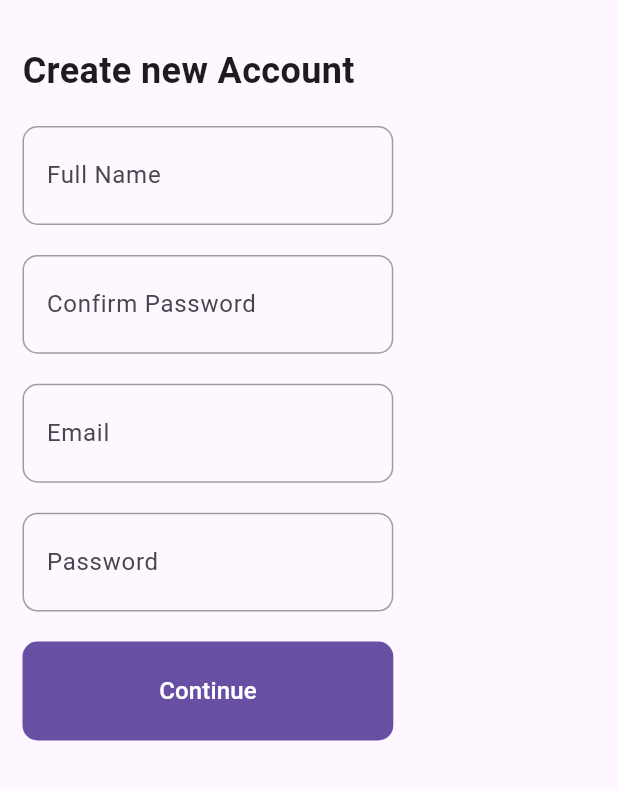
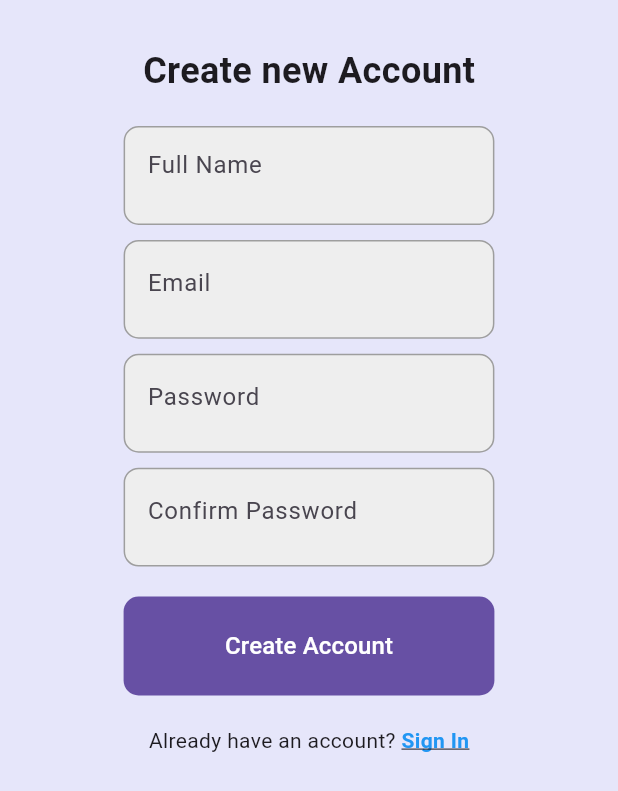
Before and after one commit to luqmanmatloob/polling-app-client, a Flutter app: the screen it shows after launch, after a tap on "Register", on a phone screen of 412 x 824 dp. Shown: the top 791 px of the screen. Run offline on Flutter 3.47's test engine with Material 3 defaults, Android fonts, the phone set to English and light mode, and no system bars.

Commit message:
Login screens changes

```diff
--- a/lib/UserScreen/first.dart
+++ b/lib/UserScreen/first.dart
@@ -1,7 +1,6 @@
 import 'package:flutter/material.dart';
-import 'package:polling_app/UserScreen/register_login.dart';
-
 import 'log_in.dart';
+import 'register_login.dart';
 
 class UserLogin extends StatefulWidget {
   const UserLogin({super.key});
--- a/lib/UserScreen/register_login.dart
+++ b/lib/UserScreen/register_login.dart
@@ -1,15 +1,30 @@
 import 'package:flutter/material.dart';
+import 'package:polling_app/UserScreen/log_in.dart';
+import 'package:polling_app/Userprofile/user_home.dart';
 
 class RegisterLogin extends StatefulWidget {
   const RegisterLogin({super.key});
 
   @override
   State<StatefulWidget> createState() {
-    return _Userloginstate();
+    return _UserLoginState();
   }
 }
 
-class _Userloginstate extends State<RegisterLogin> {
+class _UserLoginState extends State<RegisterLogin> {
+  final _formKey = GlobalKey<FormState>();
+
+  final TextEditingController _fullNameController = TextEditingController();
+  final TextEditingController _emailController = TextEditingController();
+  final TextEditingController _passwordController = TextEditingController();
+  final TextEditingController _confirmPasswordController =
+      TextEditingController();
+
+  String? _fullNameError;
+  String? _emailError;
+  String? _passwordError;
+  String? _confirmPasswordError;
+
   @override
   Widget build(BuildContext context) {
     double screenWidth = MediaQuery.of(context).size.width;
@@ -19,11 +34,13 @@ class _Userloginstate extends State<RegisterLogin> {
     double fieldHeight = screenHeight * 0.08;
 
     return Scaffold(
+      backgroundColor: const Color(0xFFE6E6FA),
       body: Padding(
         padding: const EdgeInsets.symmetric(horizontal: 15.0),
+        child: Form(
+          key: _formKey,
           child: Column(
-          mainAxisAlignment: MainAxisAlignment.start,
-          crossAxisAlignment: CrossAxisAlignment.start,
+            crossAxisAlignment: CrossAxisAlignment.center,
             children: [
               const SizedBox(height: 30),
               const Text(
@@ -34,76 +51,107 @@ class _Userloginstate extends State<RegisterLogin> {
               Container(
                 width: fieldWidth,
                 height: fieldHeight,
-              padding:
-                  const EdgeInsets.symmetric(horizontal: 15.0, vertical: 5),
                 decoration: BoxDecoration(
+                  color: const Color(0xFFEEEEEE),
                   borderRadius: BorderRadius.circular(10),
                   border: Border.all(color: Colors.grey),
                 ),
-              child: const TextField(
-                decoration: InputDecoration(
+                child: TextFormField(
+                  controller: _fullNameController,
+                  decoration: const InputDecoration(
                     contentPadding:
-                      EdgeInsets.symmetric(vertical: 10, horizontal: 0),
+                        EdgeInsets.symmetric(horizontal: 15, vertical: 5),
                     border: InputBorder.none,
                     labelText: 'Full Name',
                   ),
                 ),
               ),
-            const SizedBox(height: 20),
+              if (_fullNameError != null)
+                Padding(
+                  padding: const EdgeInsets.only(left: 16.0),
+                  child: Text(
+                    _fullNameError!,
+                    style: const TextStyle(color: Colors.red, fontSize: 12),
+                  ),
+                ),
+              const SizedBox(height: 10),
               Container(
                 width: fieldWidth,
                 height: fieldHeight,
-              padding:
-                  const EdgeInsets.symmetric(horizontal: 15.0, vertical: 5),
+                padding: const EdgeInsets.symmetric(horizontal: 15.0),
                 decoration: BoxDecoration(
+                  color: const Color(0xFFEEEEEE),
                   borderRadius: BorderRadius.circular(10),
                   border: Border.all(color: Colors.grey),
                 ),
-              child: const TextField(
-                decoration: InputDecoration(
-                  contentPadding:
-                      EdgeInsets.symmetric(vertical: 10, horizontal: 0),
+                child: TextFormField(
+                  controller: _emailController,
+                  decoration: const InputDecoration(
+                    border: InputBorder.none,
+                    labelText: 'Email',
+                  ),
+                ),
+              ),
+              if (_emailError != null)
+                Padding(
+                  padding: const EdgeInsets.only(left: 16.0),
+                  child: Text(
+                    _emailError!,
+                    style: const TextStyle(color: Colors.red, fontSize: 12),
+                  ),
+                ),
+              const SizedBox(height: 10),
+              Container(
+                width: fieldWidth,
+                height: fieldHeight,
+                padding: const EdgeInsets.symmetric(horizontal: 15.0),
+                decoration: BoxDecoration(
+                  color: const Color(0xFFEEEEEE),
+                  borderRadius: BorderRadius.circular(10),
+                  border: Border.all(color: Colors.grey),
+                ),
+                child: TextFormField(
+                  controller: _passwordController,
+                  obscureText: true,
+                  decoration: const InputDecoration(
+                    border: InputBorder.none,
+                    labelText: 'Password',
+                  ),
+                ),
+              ),
+              if (_passwordError != null)
+                Padding(
+                  padding: const EdgeInsets.only(left: 16.0),
+                  child: Text(
+                    _passwordError!,
+                    style: const TextStyle(color: Colors.red, fontSize: 12),
+                  ),
+                ),
+              const SizedBox(height: 10),
+              Container(
+                width: fieldWidth,
+                height: fieldHeight,
+                padding: const EdgeInsets.symmetric(horizontal: 15.0),
+                decoration: BoxDecoration(
+                  color: const Color(0xFFEEEEEE),
+                  borderRadius: BorderRadius.circular(10),
+                  border: Border.all(color: Colors.grey),
+                ),
+                child: TextFormField(
+                  controller: _confirmPasswordController,
+                  obscureText: true,
+                  decoration: const InputDecoration(
                     border: InputBorder.none,
                     labelText: 'Confirm Password',
                   ),
                 ),
               ),
-            const SizedBox(height: 20),
-            Container(
-              width: fieldWidth,
-              height: fieldHeight,
-              padding:
-                  const EdgeInsets.symmetric(horizontal: 15.0, vertical: 5),
-              decoration: BoxDecoration(
-                borderRadius: BorderRadius.circular(10),
-                border: Border.all(color: Colors.grey),
-              ),
-              child: const TextField(
-                decoration: InputDecoration(
-                  contentPadding:
-                      EdgeInsets.symmetric(vertical: 10, horizontal: 0),
-                  border: InputBorder.none,
-                  labelText: 'Email',
-                ),
-              ),
-            ),
-            const SizedBox(height: 20),
-            Container(
-              width: fieldWidth,
-              height: fieldHeight,
-              padding:
-                  const EdgeInsets.symmetric(horizontal: 15.0, vertical: 5),
-              decoration: BoxDecoration(
-                borderRadius: BorderRadius.circular(10),
-                border: Border.all(color: Colors.grey),
-              ),
-              child: const TextField(
-                decoration: InputDecoration(
-                  contentPadding:
-                      EdgeInsets.symmetric(vertical: 10, horizontal: 0),
-                  border: InputBorder.none,
-                  labelText: 'Password',
-                ),
+              if (_confirmPasswordError != null)
+                Padding(
+                  padding: const EdgeInsets.only(left: 16.0),
+                  child: Text(
+                    _confirmPasswordError!,
+                    style: const TextStyle(color: Colors.red, fontSize: 12),
                   ),
                 ),
               const SizedBox(height: 20),
@@ -117,15 +165,76 @@ class _Userloginstate extends State<RegisterLogin> {
                       borderRadius: BorderRadius.circular(10),
                     ),
                   ),
-                onPressed: () {},
+                  onPressed: () {
+                    setState(() {
+                      _fullNameError = null;
+                      _emailError = null;
+                      _passwordError = null;
+                      _confirmPasswordError = null;
+
+                      if (_fullNameController.text.isEmpty) {
+                        _fullNameError = 'Please enter your full name';
+                      }
+                      if (_emailController.text.isEmpty) {
+                        _emailError = 'Please enter your email';
+                      }
+                      if (_passwordController.text.isEmpty) {
+                        _passwordError = 'Please enter a password';
+                      }
+                      if (_confirmPasswordController.text.isEmpty) {
+                        _confirmPasswordError = 'Please confirm your password';
+                      } else if (_confirmPasswordController.text !=
+                          _passwordController.text) {
+                        _confirmPasswordError = 'Passwords do not match';
+                      }
+
+                      if (_fullNameError == null &&
+                          _emailError == null &&
+                          _passwordError == null &&
+                          _confirmPasswordError == null) {
+                        ScaffoldMessenger.of(context).showSnackBar(
+                          const SnackBar(content: Text('Processing Data')),
+                        );
+                        Navigator.push(
+                            context,
+                            MaterialPageRoute(
+                                builder: (context) => const UserProfile()));
+                      }
+                    });
+                  },
                   child: const Text(
-                  "Continue",
+                    "Create Account",
                     style: TextStyle(fontSize: 16),
+                  ),
+                ),
+              ),
+              const SizedBox(height: 20),
+              Row(
+                mainAxisAlignment: MainAxisAlignment.center,
+                children: [
+                  const Text("Already have an account? "),
+                  GestureDetector(
+                    onTap: () {
+                      Navigator.push(
+                          context,
+                          MaterialPageRoute(
+                              builder: (context) =>
+                                  const UserLoginWithFields()));
+                    },
+                    child: const Text(
+                      "Sign In",
+                      style: TextStyle(
+                        color: Colors.blue,
+                        fontWeight: FontWeight.bold,
+                        decoration: TextDecoration.underline,
                       ),
                     ),
                   ),
                 ],
               ),
+            ],
+          ),
+        ),
       ),
     );
   }
--- /dev/null
+++ b/lib/Userprofile/user_home.dart
@@ -0,0 +1,19 @@
+import 'package:flutter/material.dart';
+
+class UserProfile extends StatefulWidget {
+  const UserProfile({super.key});
+
+  @override
+  State<StatefulWidget> createState() {
+    return _UserProfilestate();
+  }
+}
+
+class _UserProfilestate extends State<UserProfile> {
+  @override
+  Widget build(BuildContext context) {
+    return const Scaffold(
+      body: Text("hello"),
+    );
+  }
+}
```
Lines whose indentation alone changed are shown as unchanged.
